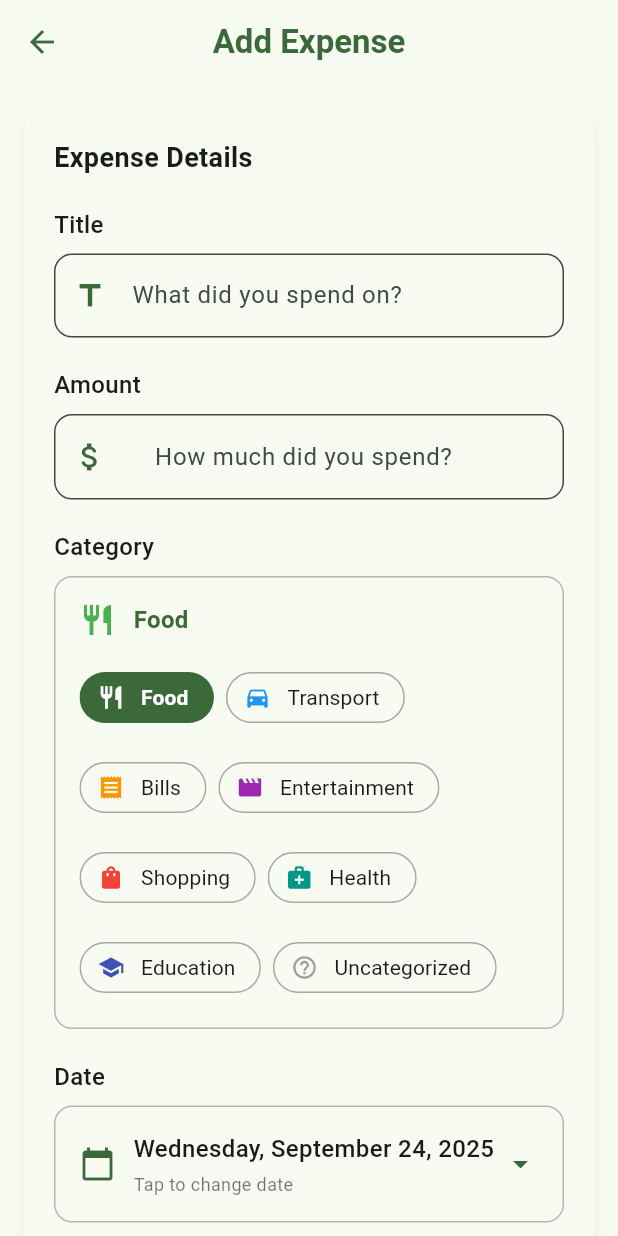
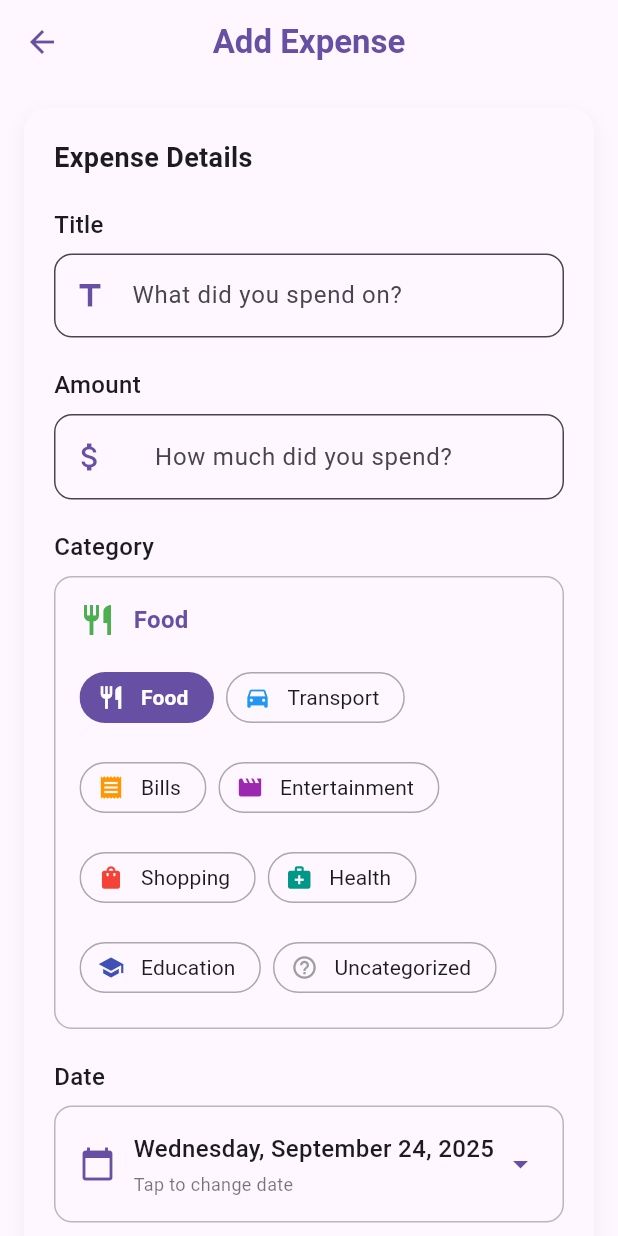
Before and after one commit to RkTushar/TakaTrack, a Flutter app: the screen it shows after launch, after a tap on "Add Expense", on a phone screen of 412 x 824 dp. Run offline on Flutter 3.47's test engine with Material 3 defaults, Android fonts, the phone set to English and light mode, and no system bars; our stand-ins replace fl_chart, get, get_storage.

Commit message:
Update main.dart

```diff
--- a/expense_tracker/lib/main.dart
+++ b/expense_tracker/lib/main.dart
@@ -2,16 +2,15 @@ import 'package:flutter/material.dart';
 import 'package:get/get.dart';
 import 'package:get_storage/get_storage.dart';
 import 'package:intl/date_symbol_data_local.dart';
-import 'package:flutter/foundation.dart'; // For checking kReleaseMode
-
+import 'package:flutter/foundation.dart';
 import 'services/storage_service.dart';
 import 'controllers/expense_controller.dart';
-import 'views/splash_screen.dart'; // ✅ Added import for splash screen
+import 'views/splash_screen.dart';
+import 'theme/app_theme.dart';
 
 void main() async {
   WidgetsFlutterBinding.ensureInitialized();
 
-  // Remove the debug banner and clean up console logs in release mode
   if (kReleaseMode) {
     debugPrint =
         ((String? message, {int wrapWidth = 1024}) {}) as DebugPrintCallback;
@@ -21,7 +20,6 @@ void main() async {
   await initializeDateFormatting();
   await StorageService.init();
 
-  // Initialize controllers
   Get.put(ExpenseController());
 
   runApp(MyApp());
@@ -39,53 +37,11 @@ class MyApp extends StatelessWidget {
 
     return GetMaterialApp(
       title: 'Expense Tracker',
-      debugShowCheckedModeBanner: false, // This line removes the debug banner
+      debugShowCheckedModeBanner: false,
       themeMode: initialDarkMode ? ThemeMode.dark : ThemeMode.light,
-      theme: ThemeData(
-        useMaterial3: true,
-        colorScheme: ColorScheme.fromSeed(
-          seedColor: Colors.green,
-          brightness: Brightness.light,
-        ),
-        appBarTheme: const AppBarTheme(
-          backgroundColor: Colors.green,
-          foregroundColor: Colors.white,
-          elevation: 0,
-        ),
-        floatingActionButtonTheme: const FloatingActionButtonThemeData(
-          backgroundColor: Colors.green,
-          foregroundColor: Colors.white,
-        ),
-        cardTheme: CardThemeData(
-          elevation: 2,
-          shape: RoundedRectangleBorder(
-            borderRadius: BorderRadius.circular(12),
-          ),
-        ),
-      ),
-      darkTheme: ThemeData(
-        useMaterial3: true,
-        colorScheme: ColorScheme.fromSeed(
-          seedColor: Colors.green,
-          brightness: Brightness.dark,
-        ),
-        appBarTheme: const AppBarTheme(
-          backgroundColor: Colors.black,
-          foregroundColor: Colors.white,
-          elevation: 0,
-        ),
-        floatingActionButtonTheme: const FloatingActionButtonThemeData(
-          backgroundColor: Colors.green,
-          foregroundColor: Colors.white,
-        ),
-        cardTheme: CardThemeData(
-          elevation: 2,
-          shape: RoundedRectangleBorder(
-            borderRadius: BorderRadius.circular(12),
-          ),
-        ),
-      ),
-      home: SplashScreen(), // ✅ Start with splash screen
+      theme: AppTheme.lightTheme(),
+      darkTheme: AppTheme.darkTheme(),
+      home: SplashScreen(),
     );
   }
 }
```
